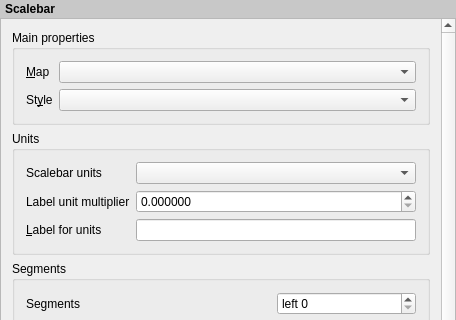
Old version of the form src/ui/layout/qgslayoutscalebarwidgetbase.ui in the repository qgis/QGIS; both pictures show x 0 to 456 and y 0 to 320 of the 456 by 662 pixel window.
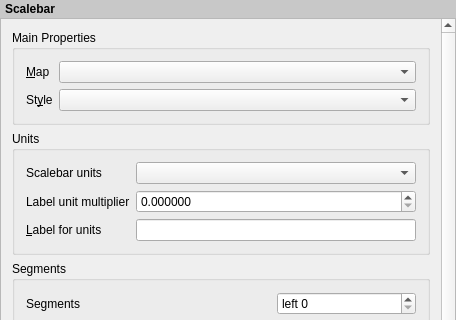
New version of the form. Custom widgets are drawn as their Qt base class.

What changed in the file:
```diff
--- a/src/ui/layout/qgslayoutscalebarwidgetbase.ui
+++ b/src/ui/layout/qgslayoutscalebarwidgetbase.ui
@@ -72,7 +72,7 @@
           <enum>Qt::StrongFocus</enum>
          </property>
          <property name="title">
-          <string>Main properties</string>
+          <string>Main Properties</string>
          </property>
          <property name="syncGroup" stdset="0">
           <string notr="true">composeritem</string>
```
Left out of the diff: 2 changed lines with no effect on the pictures.
